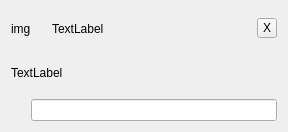
The window that plugins/buddycloud/post_frame.ui (marosi/SocialDesktopClient) describes before a commit, drawn with Qt 5.
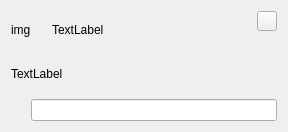
The same window after the commit.

Diff of the .ui file:
```diff
--- a/plugins/buddycloud/post_frame.ui
+++ b/plugins/buddycloud/post_frame.ui
@@ -45,7 +45,7 @@
        </property>
       </widget>
      </item>
-     <item>
+     <item alignment="Qt::AlignTop">
       <widget class="QToolButton" name="deleteButton">
        <property name="maximumSize">
         <size>
@@ -57,7 +57,7 @@
         <string>Close panel</string>
        </property>
        <property name="text">
-        <string>X</string>
+        <string/>
        </property>
       </widget>
      </item>
```
Left out of the diff: 2 changed lines with no effect on the pictures.
